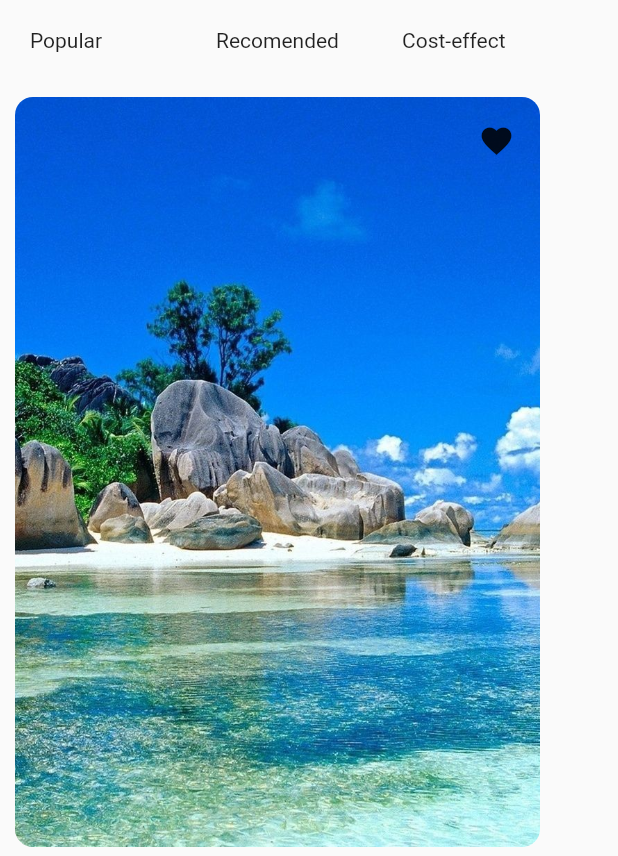
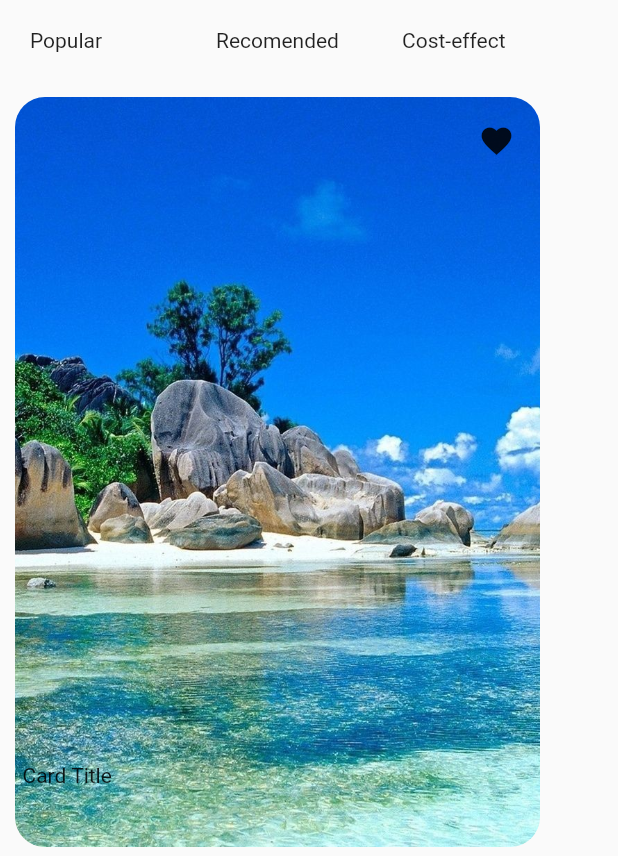
Before and after one commit to lohenyumnam/intern_daily_task, a Flutter app: the TravelApp screen opened directly, on a phone screen of 412 x 824 dp. Shown: the part 377-1233 px from the top of the screen. Run offline on Flutter 3.47's test engine with Material 2 defaults, Android fonts, the phone set to English and light mode, and no system bars.

Commit message:
Text('Card Title'),

```diff
--- a/lib/src/daily_task/page/travelApp/Components/customcart.dart
+++ b/lib/src/daily_task/page/travelApp/Components/customcart.dart
@@ -16,7 +16,7 @@ class MyCustomCard extends StatelessWidget {
               image: AssetImage('assets/images/865178.jpg'),
               fit: BoxFit.cover,
             ),
-            borderRadius: BorderRadius.circular(12),
+            borderRadius: BorderRadius.circular(20),
           ),
         ),
       ),
@@ -24,7 +24,12 @@ class MyCustomCard extends StatelessWidget {
         top: 15,
         right: 15,
         child: IconButton(onPressed: () {}, icon: const Icon(Icons.favorite)),
-      )
+      ),
+      const Positioned(
+        left: 15,
+        bottom: 50,
+        child: Text('Card Title'),
+      ),
     ]);
   }
 }
```
